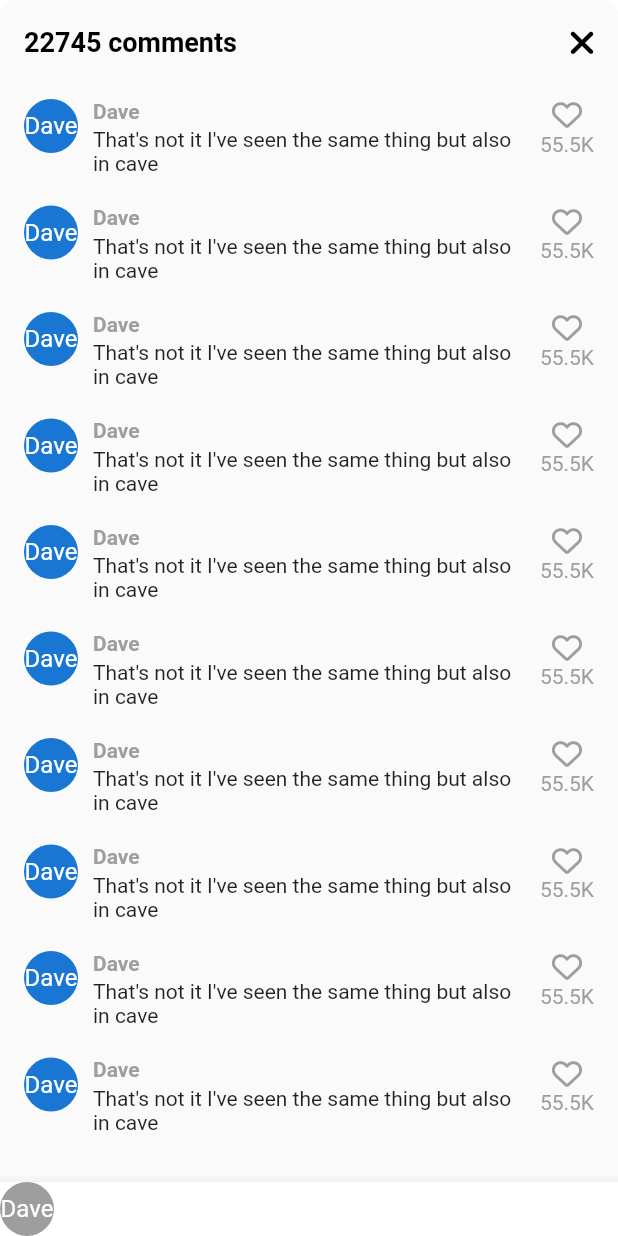
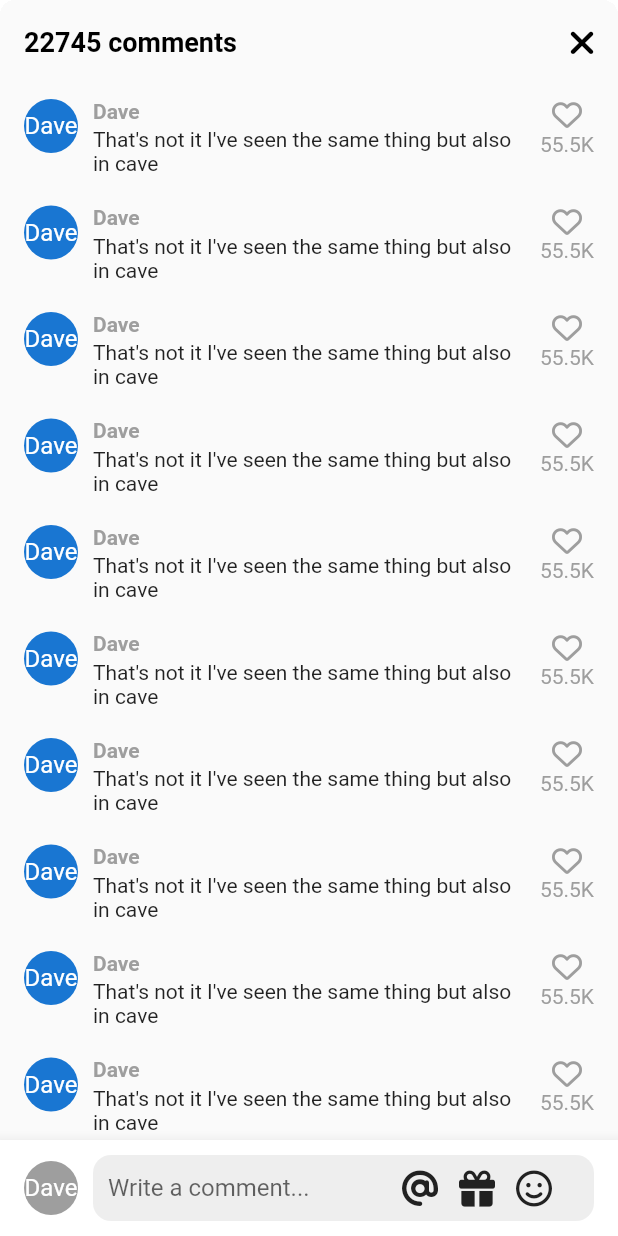
Before and after one commit to Seunghyum/nomadcode_tiktok_clone, a Flutter app: the VideoComments screen opened directly, on a phone screen of 412 x 824 dp. Run offline on Flutter 3.47's test engine with Material 2 defaults, Android fonts, the phone set to English and light mode, and no system bars; our stand-ins replace font_awesome_flutter, video_player, visibility_detector; network calls fail.

Commit message:
#8 comment section

```diff
--- a/lib/features/videos/widgets/video_comments.dart
+++ b/lib/features/videos/widgets/video_comments.dart
@@ -11,17 +11,36 @@ class VideoComments extends StatefulWidget {
 }
 
 class _VideoCommentsState extends State<VideoComments> {
+  bool _isWriting = false;
+  final ScrollController _scrollController = ScrollController();
+
   void _onClosePressed() {
     Navigator.of(context).pop();
   }
 
+  void _stopCommenting() {
+    FocusScope.of(context).unfocus();
+    setState(() {
+      _isWriting = false;
+    });
+  }
+
+  void _onStartWriting() {
+    setState(() {
+      _isWriting = true;
+    });
+  }
+
   @override
   Widget build(BuildContext context) {
+    final size = MediaQuery.of(context).size;
     return Container(
+      height: size.height * 0.8,
       clipBehavior: Clip.hardEdge,
       decoration:
           BoxDecoration(borderRadius: BorderRadius.circular(Sizes.size10)),
       child: Scaffold(
+        resizeToAvoidBottomInset: true,
         backgroundColor: Colors.grey.shade50,
         appBar: AppBar(
           backgroundColor: Colors.grey.shade50,
@@ -36,10 +55,19 @@ class _VideoCommentsState extends State<VideoComments> {
             )
           ],
         ),
-        body: ListView.separated(
-          padding: const EdgeInsets.symmetric(
-            vertical: Sizes.size10,
-            horizontal: Sizes.size16,
+        body: GestureDetector(
+          onTap: _stopCommenting,
+          child: Stack(
+            children: [
+              Scrollbar(
+                controller: _scrollController,
+                child: ListView.separated(
+                  controller: _scrollController,
+                  padding: const EdgeInsets.only(
+                    top: Sizes.size10,
+                    bottom: Sizes.size96 + Sizes.size20,
+                    left: Sizes.size16,
+                    right: Sizes.size16,
                   ),
                   separatorBuilder: (context, index) => Gaps.v20,
                   itemCount: 10,
@@ -85,12 +113,21 @@ class _VideoCommentsState extends State<VideoComments> {
                             ),
                           ),
                         ],
-              )
+                      ),
                     ],
                   ),
                 ),
-        bottomNavigationBar: BottomAppBar(
+              ),
+              Positioned(
+                width: size.width,
+                bottom: 0,
+                child: BottomAppBar(
                   color: Colors.white,
+                  child: Padding(
+                    padding: const EdgeInsets.symmetric(
+                      horizontal: Sizes.size16,
+                      vertical: Sizes.size10,
+                    ),
                     child: Row(
                       children: [
                         CircleAvatar(
@@ -99,6 +136,72 @@ class _VideoCommentsState extends State<VideoComments> {
                           foregroundColor: Colors.white,
                           child: const Text('Dave'),
                         ),
+                        Gaps.h10,
+                        Expanded(
+                          child: SizedBox(
+                            height: 44,
+                            child: TextField(
+                              onTap: _onStartWriting,
+                              expands: true,
+                              minLines: null,
+                              maxLines: null,
+                              textInputAction: TextInputAction.newline,
+                              cursorColor: Theme.of(context).primaryColor,
+                              decoration: InputDecoration(
+                                  hintText: "Write a comment...",
+                                  border: OutlineInputBorder(
+                                    borderRadius: BorderRadius.circular(
+                                      Sizes.size12,
+                                    ),
+                                    borderSide: BorderSide.none,
+                                  ),
+                                  filled: true,
+                                  fillColor: Colors.grey.shade200,
+                                  contentPadding: const EdgeInsets.symmetric(
+                                    horizontal: Sizes.size10,
+                                  ),
+                                  suffixIcon: Padding(
+                                    padding: const EdgeInsets.only(
+                                      right: Sizes.size14,
+                                    ),
+                                    child: Row(
+                                      mainAxisSize: MainAxisSize.min,
+                                      children: [
+                                        FaIcon(
+                                          FontAwesomeIcons.at,
+                                          color: Colors.grey.shade900,
+                                        ),
+                                        Gaps.h14,
+                                        FaIcon(
+                                          FontAwesomeIcons.gift,
+                                          color: Colors.grey.shade900,
+                                        ),
+                                        Gaps.h14,
+                                        FaIcon(
+                                          FontAwesomeIcons.faceSmile,
+                                          color: Colors.grey.shade900,
+                                        ),
+                                        Gaps.h14,
+                                        if (_isWriting)
+                                          GestureDetector(
+                                            onTap: _stopCommenting,
+                                            child: FaIcon(
+                                              FontAwesomeIcons.circleArrowUp,
+                                              color: Theme.of(context)
+                                                  .primaryColor,
+                                            ),
+                                          ),
+                                      ],
+                                    ),
+                                  )),
+                            ),
+                          ),
+                        ),
+                      ],
+                    ),
+                  ),
+                ),
+              ),
             ],
           ),
         ),
--- a/lib/features/videos/widgets/video_post.dart
+++ b/lib/features/videos/widgets/video_post.dart
@@ -2,7 +2,6 @@ import 'package:flutter/material.dart';
 import 'package:font_awesome_flutter/font_awesome_flutter.dart';
 import 'package:nomadcode_tiktok_clone/constants/gaps.dart';
 import 'package:nomadcode_tiktok_clone/constants/sizes.dart';
-import 'package:nomadcode_tiktok_clone/features/main_navigation/widgets/navigation_tool_button.dart';
 import 'package:nomadcode_tiktok_clone/features/videos/widgets/video_button.dart';
 import 'package:nomadcode_tiktok_clone/features/videos/widgets/video_comments.dart';
 import 'package:video_player/video_player.dart';
@@ -100,6 +99,7 @@ class _VideoPostState extends State<VideoPost>
     if (_videoPlayerController.value.isPlaying) _onTogglePause();
     await showModalBottomSheet(
       backgroundColor: Colors.transparent,
+      isScrollControlled: true,
       context: context,
       builder: (context) => const VideoComments(),
     );
@@ -127,6 +127,7 @@ class _VideoPostState extends State<VideoPost>
             ),
           ),
           Positioned.fill(
+            bottom: 0,
             child: IgnorePointer(
               child: Center(
                 child: AnimatedBuilder(
```
Lines whose indentation alone changed are shown as unchanged.
